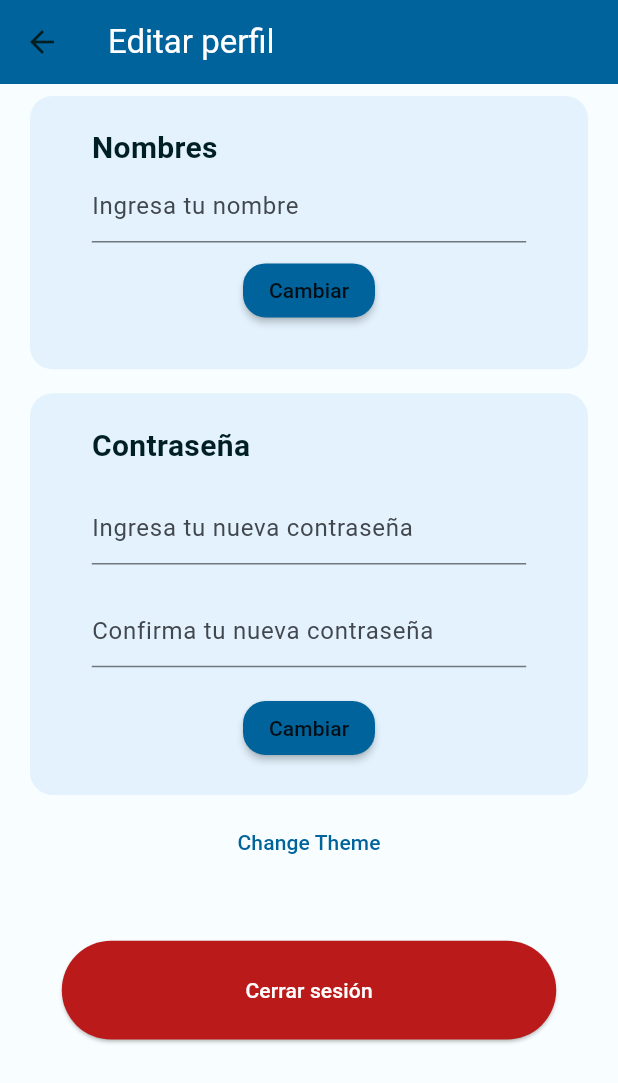
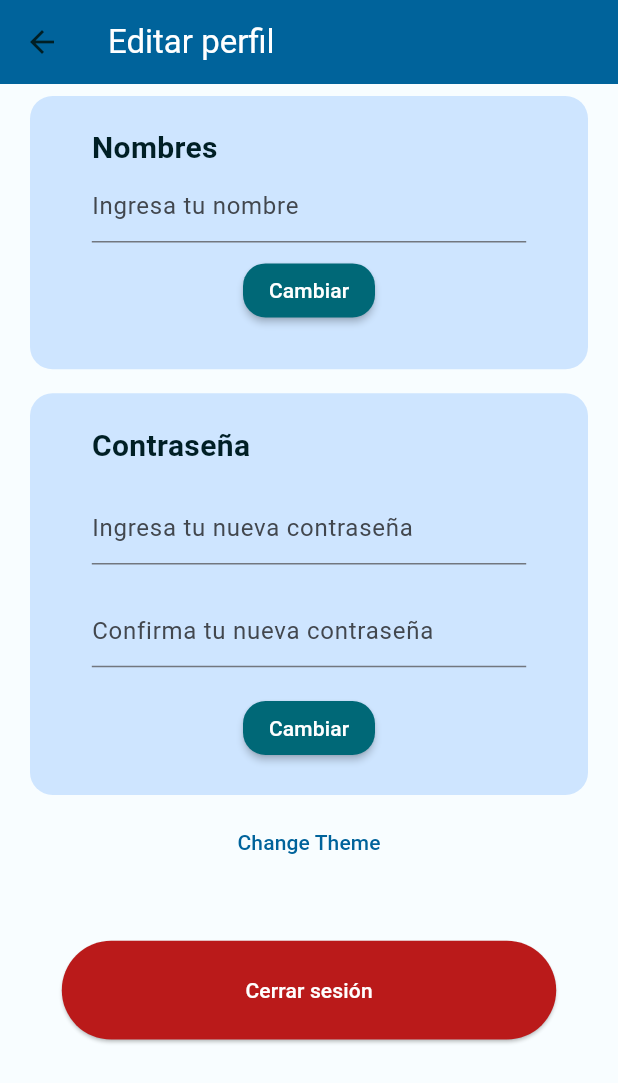
Before and after one commit to ochavirar/InsulineCalculator, a Flutter app: the EditProfileContainer screen opened directly, on a phone screen of 412 x 824 dp. Shown: the top 1083 px of the screen. Run offline on Flutter 3.47's test engine with Material 2 defaults, Android fonts, the phone set to English and light mode, and no system bars; our stand-ins replace azlistview, fl_chart, flutter_slidable, sidebarx, syncfusion_flutter_datepicker, table_calendar; network calls fail.

Commit message:
cambiar display de eventos en el calendario, agregar temas a calendario y edit profile

```diff
--- a/insuline_calculator/lib/widgets/edit_profile_widgets/change_form.dart
+++ b/insuline_calculator/lib/widgets/edit_profile_widgets/change_form.dart
@@ -8,7 +8,7 @@ class NameChangeForm extends StatelessWidget {
     return Container(
       decoration: BoxDecoration(
         borderRadius: BorderRadius.circular(15),
-        color: Theme.of(context).secondaryHeaderColor,
+        color: Theme.of(context).colorScheme.primaryContainer,
       ),
       padding: EdgeInsets.symmetric(
           horizontal: MediaQuery.of(context).size.width * 0.1,
@@ -28,12 +28,16 @@ class NameChangeForm extends StatelessWidget {
           Padding(
             padding: const EdgeInsets.all(8.0),
             child: MaterialButton(
-              color: Theme.of(context).primaryColor,
+              color: Theme.of(context).colorScheme.secondary,
               onPressed: () {},
               shape: RoundedRectangleBorder(
                 borderRadius: BorderRadius.circular(15),
               ),
-              child: const Text('Cambiar'),
+              child: Text(
+                'Cambiar',
+                style:
+                    TextStyle(color: Theme.of(context).colorScheme.onSecondary),
+              ),
             ),
           ),
         ],
@@ -50,7 +54,7 @@ class PasswordChangeForm extends StatelessWidget {
     return Container(
       decoration: BoxDecoration(
         borderRadius: BorderRadius.circular(15),
-        color: Theme.of(context).secondaryHeaderColor,
+        color: Theme.of(context).colorScheme.primaryContainer,
       ),
       padding: EdgeInsets.symmetric(
           horizontal: MediaQuery.of(context).size.width * 0.1,
@@ -85,12 +89,16 @@ class PasswordChangeForm extends StatelessWidget {
             ),
           ),
           MaterialButton(
-              color: Theme.of(context).primaryColor,
+              color: Theme.of(context).colorScheme.secondary,
               onPressed: () {},
               shape: RoundedRectangleBorder(
                 borderRadius: BorderRadius.circular(15),
               ),
-              child: const Text('Cambiar')),
+              child: Text(
+                'Cambiar',
+                style:
+                    TextStyle(color: Theme.of(context).colorScheme.onSecondary),
+              )),
         ],
       ),
     );
--- a/insuline_calculator/lib/widgets/edit_profile_widgets/edit_profile_container.dart
+++ b/insuline_calculator/lib/widgets/edit_profile_widgets/edit_profile_container.dart
@@ -15,7 +15,7 @@ class EditProfileContainer extends StatelessWidget {
             color: Theme.of(context).colorScheme.onPrimary,
           ),
         ),
-        backgroundColor: Theme.of(context).primaryColor,
+        backgroundColor: Theme.of(context).colorScheme.primary,
         // actions: [
         //   IconButton(
         //     icon: const Icon(
```
Also changed, not shown: insuline_calculator/lib/widgets/history_widgets/bolus_calendar.dart (+33 -24 lines).
